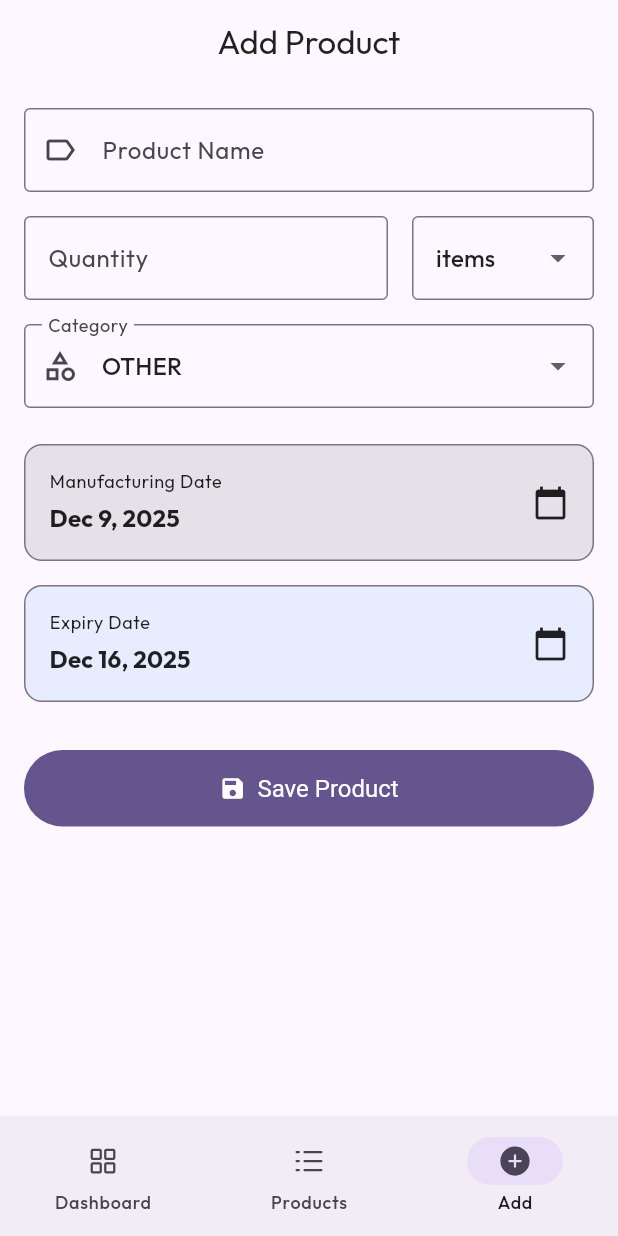
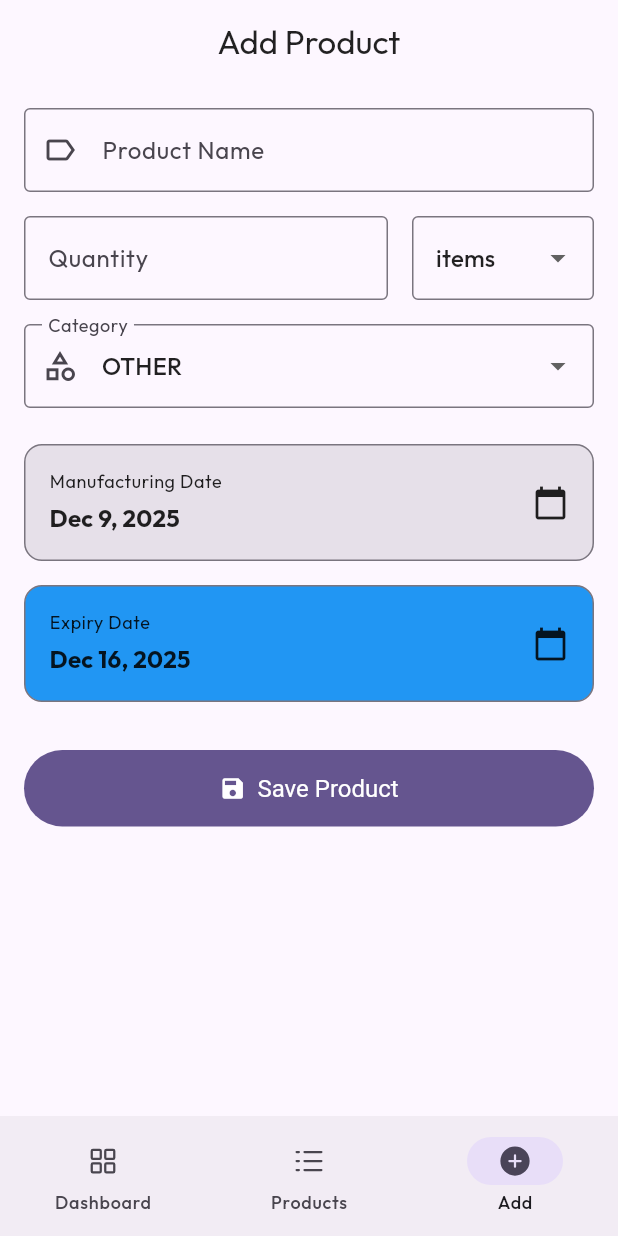
Before and after one commit to ashiquekp/expirely_2.0, a Flutter app: the AddProductScreen screen opened by its route, on a phone screen of 412 x 824 dp. Run offline on Flutter 3.47's test engine with Material 3 defaults, Android fonts, the phone set to English and light mode, and no system bars; our stand-ins replace flutter_local_notifications, flutter_riverpod, go_router, google_fonts, hive, hive_flutter and 2 more; accounts and stored records are empty.

Commit message:
code modification changes

```diff
--- a/lib/presentation/screens/add_product_screen.dart
+++ b/lib/presentation/screens/add_product_screen.dart
@@ -108,7 +108,7 @@ class _AddProductScreenState extends ConsumerState<AddProductScreen> {
                   Expanded(
                     flex: 1,
                     child: DropdownButtonFormField<String>(
-                      value: _unit,
+                      initialValue: _unit,
                       decoration: const InputDecoration(border: OutlineInputBorder()),
                       items: ['items', 'kg', 'g', 'L', 'ml'].map((e) => DropdownMenuItem(value: e, child: Text(e))).toList(),
                       onChanged: (v) => setState(() => _unit = v!),
@@ -119,7 +119,7 @@ class _AddProductScreenState extends ConsumerState<AddProductScreen> {
               const SizedBox(height: 16),
 
               DropdownButtonFormField<ProductCategory>(
-                value: _category,
+                initialValue: _category,
                 decoration: const InputDecoration(
                     labelText: 'Category',
                     border: OutlineInputBorder(),
@@ -137,7 +137,7 @@ class _AddProductScreenState extends ConsumerState<AddProductScreen> {
 
               _buildDateRow('Manufacturing Date', _mfgDate, () => _pickDate(true)),
               const SizedBox(height: 16),
-              _buildDateRow('Expiry Date', _expiryDate, () => _pickDate(false), color: Colors.blue.withOpacity(0.1)),
+              _buildDateRow('Expiry Date', _expiryDate, () => _pickDate(false), color: Colors.blue..withValues(alpha: 0.1)),
 
               const SizedBox(height: 32),
 
--- a/lib/presentation/widgets/product_card.dart
+++ b/lib/presentation/widgets/product_card.dart
@@ -53,7 +53,7 @@ class ProductCard extends StatelessWidget {
             width: 48,
             height: 48,
             decoration: BoxDecoration(
-              color: statusColor.withOpacity(0.1),
+              color: statusColor..withValues(alpha: 0.1),
               borderRadius: BorderRadius.circular(12),
             ),
             child: Icon(
--- a/lib/presentation/widgets/stats_card.dart
+++ b/lib/presentation/widgets/stats_card.dart
@@ -19,7 +19,7 @@ class StatsCard extends StatelessWidget {
   Widget build(BuildContext context) {
     return Card(
       elevation: 0,
-      color: color.withOpacity(0.1),
+      color: color.withValues(alpha: 0.1),
       shape: RoundedRectangleBorder(borderRadius: BorderRadius.circular(20)),
       child: Padding(
         padding: const EdgeInsets.all(16.0),
@@ -40,7 +40,7 @@ class StatsCard extends StatelessWidget {
             Text(
               title,
               style: Theme.of(context).textTheme.bodyMedium?.copyWith(
-                    color: color.withOpacity(0.8),
+                    color: color.withValues(alpha: 0.8),
                     fontWeight: FontWeight.w500,
                   ),
             ),
--- a/pubspec.yaml
+++ b/pubspec.yaml
@@ -46,6 +46,7 @@ dependencies:
   phosphor_flutter: ^2.1.0
   fl_chart: ^1.1.1
   timezone: ^0.10.1
+  hive: ^2.2.3
 
 dev_dependencies:
   flutter_test:
```
